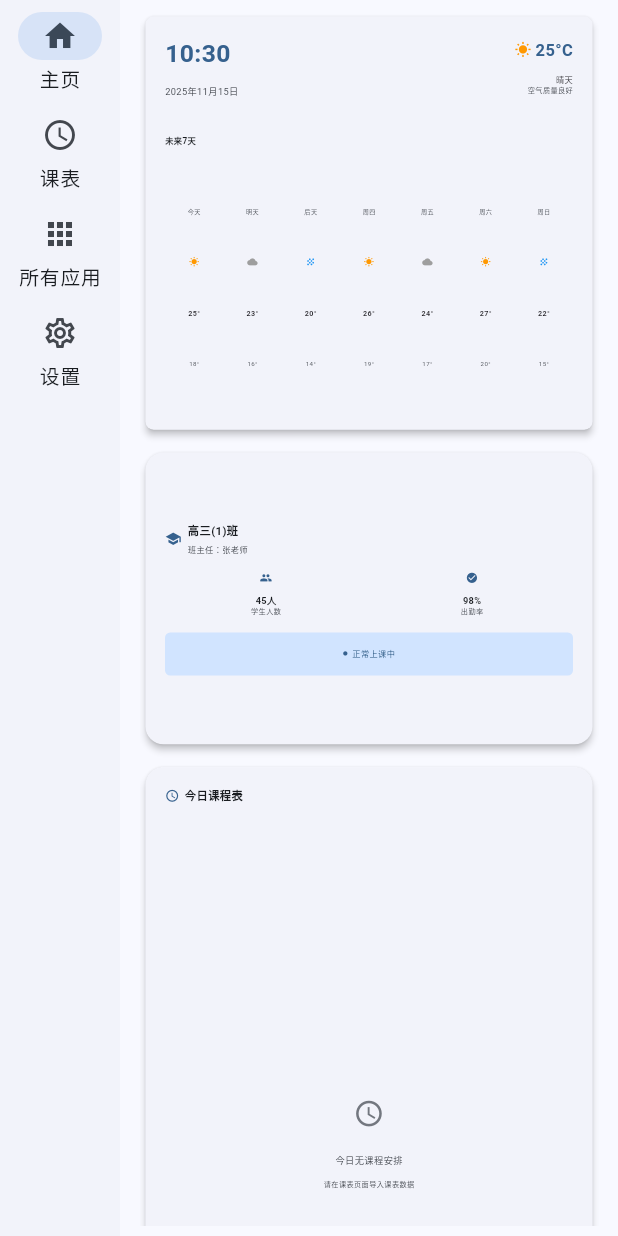
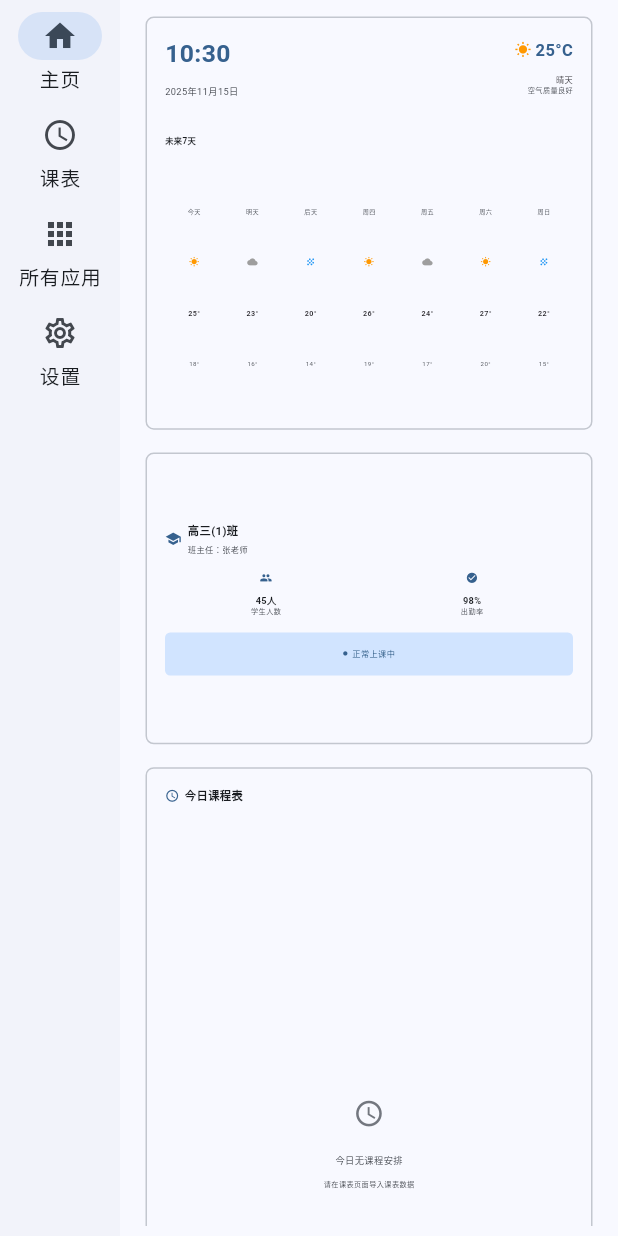
Before and after one commit to unDefFtr/ClassAware, a Flutter app: the screen it shows after launch, on a phone screen of 412 x 824 dp. Run offline on Flutter 3.47's test engine with Material 3 defaults, Android fonts, the light colour scheme and no system bars; our stand-ins replace file_picker, flutter_screenutil, shared_preferences, yaml; missing offline and left inert: installed_apps.

Commit message:
style(ui): 统一卡片样式，移除阴影并添加边框
将所有 Card 组件的 elevation 设置为 0，并添加圆角和边框
使用 Theme 中的 outlineVariant 颜色作为边框颜色
更新主题配置以保持一致的视觉风格

```diff
--- a/lib/main.dart
+++ b/lib/main.dart
@@ -49,19 +49,25 @@ class ClassAwareApp extends StatelessWidget {
       useInheritedMediaQuery: true, // 使用继承的MediaQuery
       ensureScreenSize: true, // 确保屏幕尺寸正确
       builder: (context, child) {
+        final scheme = ColorScheme.fromSeed(
+          seedColor: Colors.blue,
+          brightness: Brightness.light,
+        );
         return MaterialApp(
           title: '电子班牌',
           theme: ThemeData(
             useMaterial3: true,
-            colorScheme: ColorScheme.fromSeed(
-              seedColor: Colors.blue,
-              brightness: Brightness.light,
+            colorScheme: scheme,
+            scaffoldBackgroundColor: scheme.surface,
+            cardTheme: CardThemeData(
+              color: scheme.surface,
+              elevation: 0,
             ),
             // 针对触屏优化的主题设置，增大字体和组件尺寸
             visualDensity: VisualDensity.comfortable,
             materialTapTargetSize: MaterialTapTargetSize.padded,
             textTheme: Theme.of(context).textTheme.apply(
-              fontSizeFactor: 1.1, // 稍微减小字体缩放因子
+              fontSizeFactor: 1.1,
             ),
           ),
           home: const MainScreen(),
--- a/lib/screens/home_screen.dart
+++ b/lib/screens/home_screen.dart
@@ -147,9 +147,10 @@ class _HomeScreenState extends State<HomeScreen> with AutomaticKeepAliveClientMi
 
   Widget _buildTimeWeatherCard(double cardPadding) {
     return Card(
-      elevation: 2,
+      elevation: 0,
       shape: RoundedRectangleBorder(
         borderRadius: BorderRadius.circular(16.r),
+        side: BorderSide(color: Theme.of(context).colorScheme.outlineVariant),
       ),
       child: Padding(
         padding: EdgeInsets.all(cardPadding),
@@ -293,7 +294,11 @@ class _HomeScreenState extends State<HomeScreen> with AutomaticKeepAliveClientMi
 
   Widget _buildClassInfoCard(double cardPadding) {
     return Card(
-      elevation: 2, // 增加阴影
+      elevation: 0,
+      shape: RoundedRectangleBorder(
+        borderRadius: BorderRadius.circular(16.r),
+        side: BorderSide(color: Theme.of(context).colorScheme.outlineVariant),
+      ),
       child: Container(
         width: double.infinity,
         height: double.infinity,
@@ -425,7 +430,11 @@ class _HomeScreenState extends State<HomeScreen> with AutomaticKeepAliveClientMi
 
   Widget _buildTodaySchedule(double cardPadding) {
     return Card(
-      elevation: 2, // 增加阴影
+      elevation: 0,
+      shape: RoundedRectangleBorder(
+        borderRadius: BorderRadius.circular(16.r),
+        side: BorderSide(color: Theme.of(context).colorScheme.outlineVariant),
+      ),
       child: Container(
         width: double.infinity,
         height: double.infinity,
--- a/lib/screens/settings_screen.dart
+++ b/lib/screens/settings_screen.dart
@@ -210,7 +210,11 @@ class _SettingsScreenState extends State<SettingsScreen> with AutomaticKeepAlive
     required List<Widget> children,
   }) {
     return Card(
-      elevation: 2,
+      elevation: 0,
+      shape: RoundedRectangleBorder(
+        borderRadius: BorderRadius.circular(12.r),
+        side: BorderSide(color: Theme.of(context).colorScheme.outlineVariant),
+      ),
       child: Padding(
         padding: EdgeInsets.all(16.w),
         child: Column(
```
Also changed, not shown: lib/animations/hero_animations.dart (+6 -2 lines), lib/screens/schedule_screen.dart (+20 -0 lines).
